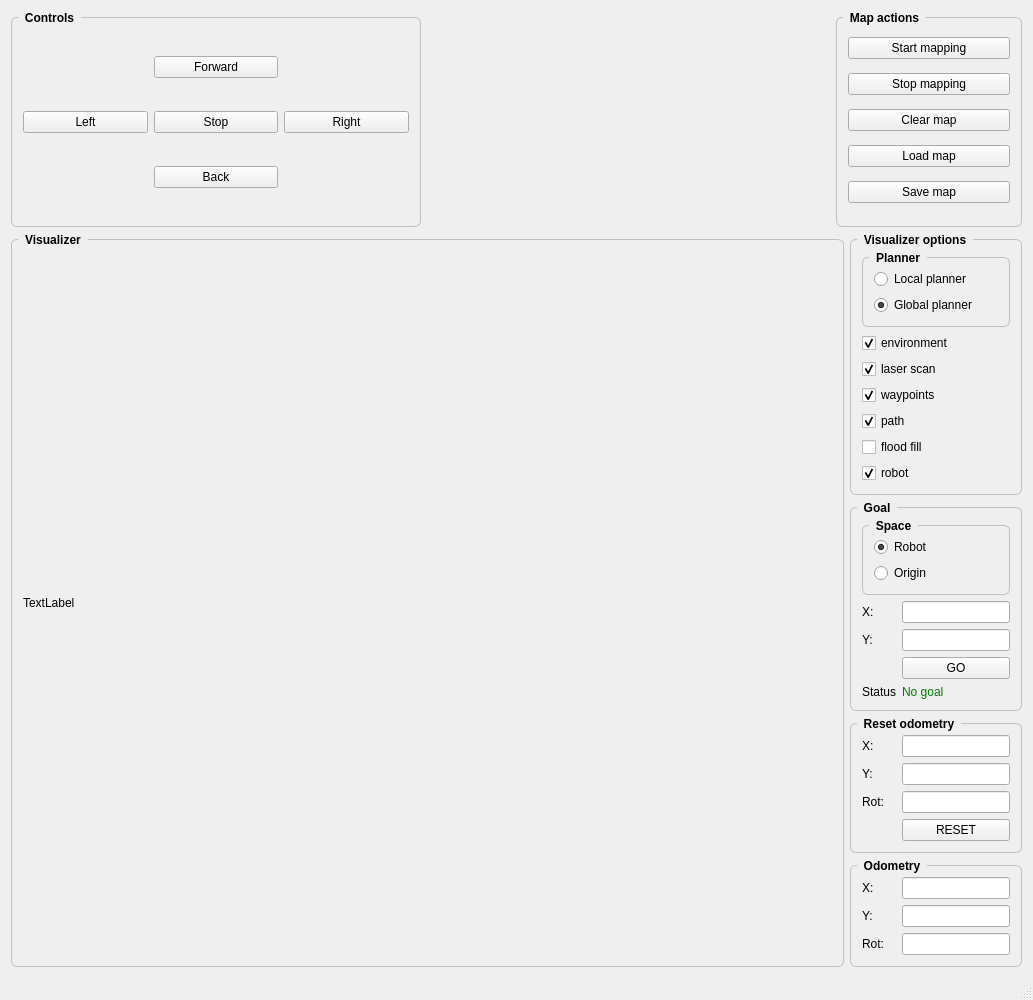
Old version of the form kobuki_project/ui/mainwindow.ui in the repository JakubHazik/rmr_kobuki.
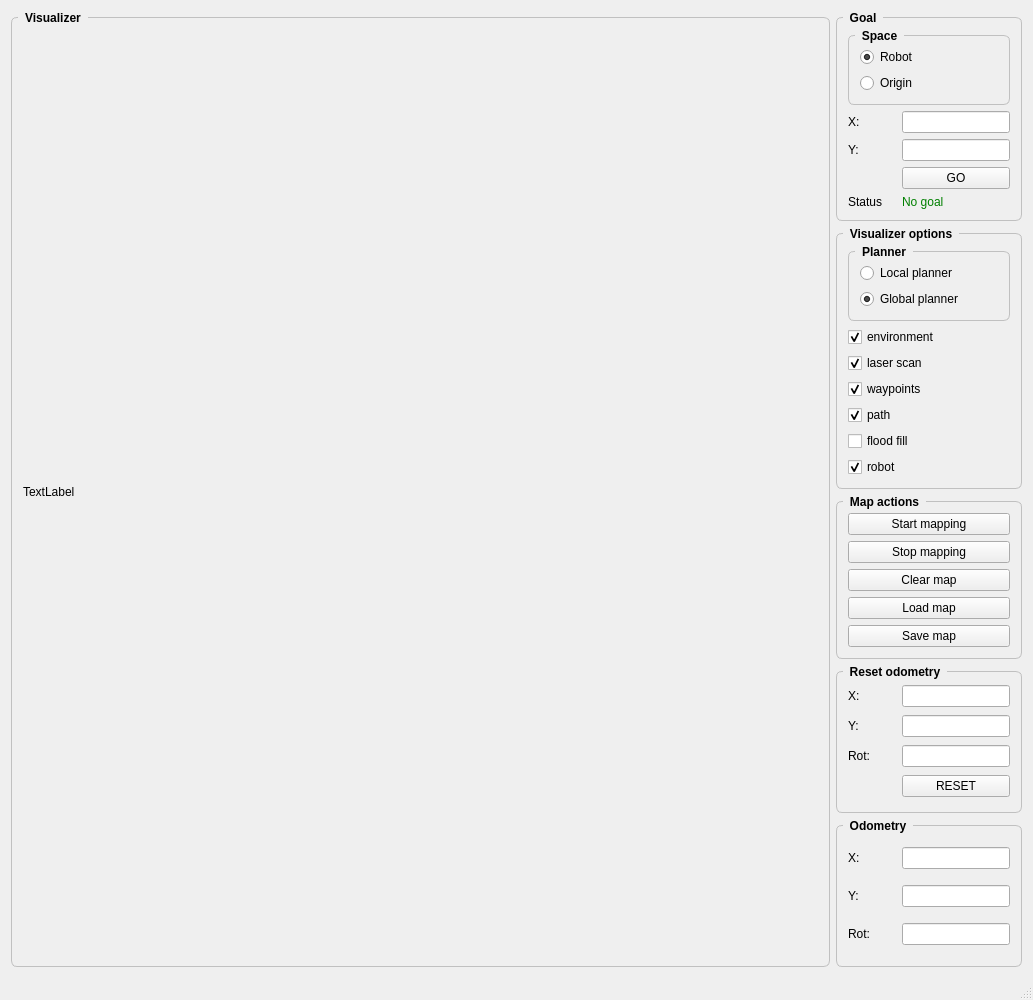
New version of the form.

```diff
--- a/kobuki_project/ui/mainwindow.ui
+++ b/kobuki_project/ui/mainwindow.ui
@@ -15,226 +15,6 @@
   </property>
   <widget class="QWidget" name="centralWidget">
    <layout class="QVBoxLayout" name="verticalLayout">
-    <item>
-     <layout class="QHBoxLayout" name="upPanel_layout">
-      <property name="sizeConstraint">
-       <enum>QLayout::SetFixedSize</enum>
-      </property>
-      <item>
-       <widget class="QGroupBox" name="controls_box">
-        <property name="styleSheet">
-         <string notr="true">QGroupBox {
-    font: bold;
-    border: 1px solid silver;
-    border-radius: 6px;
-    margin-top: 6px;
-}
-
-QGroupBox::title {
-    subcontrol-origin: margin;
-    left: 7px;
-    padding: 0px 5px 0px 5px;
-}</string>
-        </property>
-        <property name="title">
-         <string>Controls</string>
-        </property>
-        <layout class="QGridLayout" name="gridLayout">
-         <property name="sizeConstraint">
-          <enum>QLayout::SetMinimumSize</enum>
-         </property>
-         <item row="2" column="1">
-          <widget class="QPushButton" name="button_back">
-           <property name="sizePolicy">
-            <sizepolicy hsizetype="Expanding" vsizetype="Fixed">
-             <horstretch>0</horstretch>
-             <verstretch>0</verstretch>
-            </sizepolicy>
-           </property>
-           <property name="text">
-            <string>Back</string>
-           </property>
-          </widget>
-         </item>
-         <item row="1" column="0">
-          <widget class="QPushButton" name="button_left">
-           <property name="sizePolicy">
-            <sizepolicy hsizetype="Expanding" vsizetype="Fixed">
-             <horstretch>0</horstretch>
-             <verstretch>0</verstretch>
-            </sizepolicy>
-           </property>
-           <property name="text">
-            <string>Left</string>
-           </property>
-          </widget>
-         </item>
-         <item row="0" column="1">
-          <widget class="QPushButton" name="button_forward">
-           <property name="sizePolicy">
-            <sizepolicy hsizetype="Expanding" vsizetype="Fixed">
-             <horstretch>0</horstretch>
-             <verstretch>0</verstretch>
-            </sizepolicy>
-           </property>
-           <property name="text">
-            <string>Forward</string>
-           </property>
-          </widget>
-         </item>
-         <item row="1" column="1">
-          <widget class="QPushButton" name="button_stop">
-           <property name="sizePolicy">
-            <sizepolicy hsizetype="Expanding" vsizetype="Fixed">
-             <horstretch>0</horstretch>
-             <verstretch>0</verstretch>
-            </sizepolicy>
-           </property>
-           <property name="text">
-            <string>Stop</string>
-           </property>
-          </widget>
-         </item>
-         <item row="1" column="2">
-          <widget class="QPushButton" name="button_right">
-           <property name="sizePolicy">
-            <sizepolicy hsizetype="Expanding" vsizetype="Fixed">
-             <horstretch>0</horstretch>
-             <verstretch>0</verstretch>
-            </sizepolicy>
-           </property>
-           <property name="text">
-            <string>Right</string>
-           </property>
-          </widget>
-         </item>
-        </layout>
-       </widget>
-      </item>
-      <item>
-       <spacer name="horizontalSpacer">
-        <property name="orientation">
-         <enum>Qt::Horizontal</enum>
-        </property>
-        <property name="sizeType">
-         <enum>QSizePolicy::Expanding</enum>
-        </property>
-        <property name="sizeHint" stdset="0">
-         <size>
-          <width>40</width>
-          <height>20</height>
-         </size>
-        </property>
-       </spacer>
-      </item>
-      <item>
-       <widget class="QGroupBox" name="mapActions_box">
-        <property name="styleSheet">
-         <string notr="true">QGroupBox {
-    font: bold;
-    border: 1px solid silver;
-    border-radius: 6px;
-    margin-top: 6px;
-}
-
-QGroupBox::title {
-    subcontrol-origin: margin;
-    left: 7px;
-    padding: 0px 5px 0px 5px;
-}</string>
-        </property>
-        <property name="title">
-         <string>Map actions</string>
-        </property>
-        <layout class="QVBoxLayout" name="mapOperations">
-         <item>
-          <widget class="QPushButton" name="button_start_mapping">
-           <property name="sizePolicy">
-            <sizepolicy hsizetype="Minimum" vsizetype="Fixed">
-             <horstretch>0</horstretch>
-             <verstretch>0</verstretch>
-            </sizepolicy>
-           </property>
-           <property name="minimumSize">
-            <size>
-             <width>162</width>
-             <height>0</height>
-            </size>
-           </property>
-           <property name="text">
-            <string>Start mapping</string>
-           </property>
-          </widget>
-         </item>
-         <item>
-          <widget class="QPushButton" name="button_stop_mapping">
-           <property name="sizePolicy">
-            <sizepolicy hsizetype="Minimum" vsizetype="Fixed">
-             <horstretch>0</horstretch>
-             <verstretch>0</verstretch>
-            </sizepolicy>
-           </property>
-           <property name="minimumSize">
-            <size>
-             <width>162</width>
-             <height>0</height>
-            </size>
-           </property>
-           <property name="text">
-            <string>Stop mapping</string>
-           </property>
-          </widget>
-         </item>
-         <item>
-          <widget class="QPushButton" name="button_map_reset">
-           <property name="sizePolicy">
-            <sizepolicy hsizetype="Minimum" vsizetype="Fixed">
-             <horstretch>0</horstretch>
-             <verstretch>0</verstretch>
-            </sizepolicy>
-           </property>
-           <property name="minimumSize">
-            <size>
-             <width>162</width>
-             <height>0</height>
-            </size>
-           </property>
-           <property name="text">
-            <string>Clear map</string>
-           </property>
-          </widget>
-         </item>
-         <item>
-          <widget class="QPushButton" name="button_map_load">
-           <property name="text">
-            <string>Load map</string>
-           </property>
-          </widget>
-         </item>
-         <item>
-          <widget class="QPushButton" name="button_map_save">
-           <property name="sizePolicy">
-            <sizepolicy hsizetype="Minimum" vsizetype="Fixed">
-             <horstretch>0</horstretch>
-             <verstretch>0</verstretch>
-            </sizepolicy>
-           </property>
-           <property name="minimumSize">
-            <size>
-             <width>162</width>
-             <height>0</height>
-            </size>
-           </property>
-           <property name="text">
-            <string>Save map</string>
-           </property>
-          </widget>
-         </item>
-        </layout>
-       </widget>
-      </item>
-     </layout>
-    </item>
     <item>
      <layout class="QHBoxLayout" name="downPanel_layout">
       <property name="sizeConstraint">
@@ -291,6 +71,119 @@
         <property name="topMargin">
          <number>0</number>
         </property>
+        <item>
+         <widget class="QGroupBox" name="goal_box">
+          <property name="styleSheet">
+           <string notr="true">QGroupBox {
+    font: bold;
+    border: 1px solid silver;
+    border-radius: 6px;
+    margin-top: 6px;
+}
+
+QGroupBox::title {
+    subcontrol-origin: margin;
+    left: 7px;
+    padding: 0px 5px 0px 5px;
+}</string>
+          </property>
+          <property name="title">
+           <string>Goal</string>
+          </property>
+          <layout class="QGridLayout" name="goals">
+           <item row="2" column="0">
+            <widget class="QLabel" name="label_6">
+             <property name="text">
+              <string>X:</string>
+             </property>
+            </widget>
+           </item>
+           <item row="3" column="1">
+            <widget class="QLineEdit" name="goalY">
+             <property name="sizePolicy">
+              <sizepolicy hsizetype="Fixed" vsizetype="Fixed">
+               <horstretch>0</horstretch>
+               <verstretch>0</verstretch>
+              </sizepolicy>
+             </property>
+            </widget>
+           </item>
+           <item row="3" column="0">
+            <widget class="QLabel" name="label_5">
+             <property name="text">
+              <string>Y:</string>
+             </property>
+            </widget>
+           </item>
+           <item row="5" column="1">
+            <widget class="QPushButton" name="btn_goToGoal">
+             <property name="text">
+              <string>GO</string>
+             </property>
+            </widget>
+           </item>
+           <item row="2" column="1">
+            <widget class="QLineEdit" name="goalX">
+             <property name="sizePolicy">
+              <sizepolicy hsizetype="Fixed" vsizetype="Fixed">
+               <horstretch>0</horstretch>
+               <verstretch>0</verstretch>
+              </sizepolicy>
+             </property>
+            </widget>
+           </item>
+           <item row="1" column="0" colspan="2">
+            <widget class="QGroupBox" name="goalSpace_box">
+             <property name="styleSheet">
+              <string notr="true">
+font: 57 italic 11pt &quot;Ubuntu&quot;;</string>
+             </property>
+             <property name="title">
+              <string>Space</string>
+             </property>
+             <layout class="QGridLayout" name="gridLayout_2">
+              <item row="0" column="0">
+               <widget class="QRadioButton" name="spaceRobot">
+                <property name="text">
+                 <string>Robot</string>
+                </property>
+                <property name="checked">
+                 <bool>true</bool>
+                </property>
+               </widget>
+              </item>
+              <item row="1" column="0">
+               <widget class="QRadioButton" name="spaceOrigin">
+                <property name="text">
+                 <string>Origin</string>
+                </property>
+               </widget>
+              </item>
+             </layout>
+            </widget>
+           </item>
+           <item row="6" column="1">
+            <widget class="QLabel" name="goalStatus">
+             <property name="styleSheet">
+              <string notr="true">QLabel {
+color:  green;
+}</string>
+             </property>
+             <property name="text">
+              <string>No goal</string>
+             </property>
+            </widget>
+           </item>
+           <item row="6" column="0">
+            <widget class="QLabel" name="label_7">
+             <property name="text">
+              <string>Status</string>
+             </property>
+            </widget>
+           </item>
+          </layout>
+         </widget>
+        </item>
         <item>
          <widget class="QGroupBox" name="visualizerOptions_box">
           <property name="sizePolicy">
@@ -449,7 +342,7 @@
          </widget>
         </item>
         <item>
-         <widget class="QGroupBox" name="goal_box">
+         <widget class="QGroupBox" name="mapActions_box">
           <property name="styleSheet">
            <string notr="true">QGroupBox {
     font: bold;
@@ -465,96 +358,89 @@
 }</string>
           </property>
           <property name="title">
-           <string>Goal</string>
+           <string>Map actions</string>
           </property>
-          <layout class="QGridLayout" name="goals">
-           <item row="2" column="0">
-            <widget class="QLabel" name="label_6">
+          <layout class="QVBoxLayout" name="mapOperations">
+           <item>
+            <widget class="QPushButton" name="button_start_mapping">
+             <property name="sizePolicy">
+              <sizepolicy hsizetype="Minimum" vsizetype="Fixed">
+               <horstretch>0</horstretch>
+               <verstretch>0</verstretch>
+              </sizepolicy>
+             </property>
+             <property name="minimumSize">
+              <size>
+               <width>162</width>
+               <height>0</height>
+              </size>
+             </property>
              <property name="text">
-              <string>X:</string>
+              <string>Start mapping</string>
              </property>
             </widget>
            </item>
-           <item row="3" column="1">
-            <widget class="QLineEdit" name="goalY">
+           <item>
+            <widget class="QPushButton" name="button_stop_mapping">
              <property name="sizePolicy">
-              <sizepolicy hsizetype="Fixed" vsizetype="Fixed">
+              <sizepolicy hsizetype="Minimum" vsizetype="Fixed">
                <horstretch>0</horstretch>
                <verstretch>0</verstretch>
               </sizepolicy>
              </property>
-            </widget>
-           </item>
-           <item row="3" column="0">
-            <widget class="QLabel" name="label_5">
-             <property name="text">
-              <string>Y:</string>
+             <property name="minimumSize">
+              <size>
+               <width>162</width>
+               <height>0</height>
+              </size>
              </property>
-            </widget>
-           </item>
-           <item row="5" column="1">
-            <widget class="QPushButton" name="btn_goToGoal">
              <property name="text">
-              <string>GO</string>
+              <string>Stop mapping</string>
              </property>
             </widget>
            </item>
-           <item row="2" column="1">
-            <widget class="QLineEdit" name="goalX">
+           <item>
+            <widget class="QPushButton" name="button_map_reset">
              <property name="sizePolicy">
-              <sizepolicy hsizetype="Fixed" vsizetype="Fixed">
+              <sizepolicy hsizetype="Minimum" vsizetype="Fixed">
                <horstretch>0</horstretch>
                <verstretch>0</verstretch>
               </sizepolicy>
              </property>
-            </widget>
-           </item>
-           <item row="1" column="0" colspan="2">
-            <widget class="QGroupBox" name="goalSpace_box">
-             <property name="styleSheet">
-              <string notr="true">
-font: 57 italic 11pt &quot;Ubuntu&quot;;</string>
+             <property name="minimumSize">
+              <size>
+               <width>162</width>
+               <height>0</height>
+              </size>
              </property>
-             <property name="title">
-              <string>Space</string>
+             <property name="text">
+              <string>Clear map</string>
              </property>
-             <layout class="QGridLayout" name="gridLayout_2">
-              <item row="0" column="0">
-               <widget class="QRadioButton" name="spaceRobot">
-                <property name="text">
-                 <string>Robot</string>
-                </property>
-                <property name="checked">
-                 <bool>true</bool>
-                </property>
-               </widget>
-              </item>
-              <item row="1" column="0">
-               <widget class="QRadioButton" name="spaceOrigin">
-                <property name="text">
-                 <string>Origin</string>
-                </property>
-               </widget>
-              </item>
-             </layout>
             </widget>
            </item>
-           <item row="6" column="1">
-            <widget class="QLabel" name="goalStatus">
-             <property name="styleSheet">
-              <string notr="true">QLabel {
-color:  green;
-}</string>
-             </property>
+           <item>
+            <widget class="QPushButton" name="button_map_load">
              <property name="text">
-              <string>No goal</string>
+              <string>Load map</string>
              </property>
             </widget>
            </item>
-           <item row="6" column="0">
-            <widget class="QLabel" name="label_7">
+           <item>
+            <widget class="QPushButton" name="button_map_save">
+             <property name="sizePolicy">
+              <sizepolicy hsizetype="Minimum" vsizetype="Fixed">
+               <horstretch>0</horstretch>
+               <verstretch>0</verstretch>
+              </sizepolicy>
+             </property>
+             <property name="minimumSize">
+              <size>
+               <width>162</width>
+               <height>0</height>
+              </size>
+             </property>
              <property name="text">
-              <string>Status</string>
+              <string>Save map</string>
              </property>
             </widget>
            </item>
```
Left out of the diff: 46 changed lines with no effect on the pictures.
